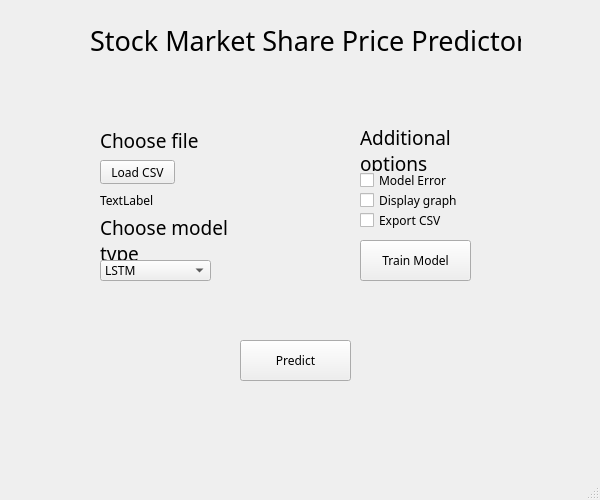
This is untitled.ui in 21Tomi-polsl/ProjectPK4 as Qt 5 draws it before an edit. The edited form follows.
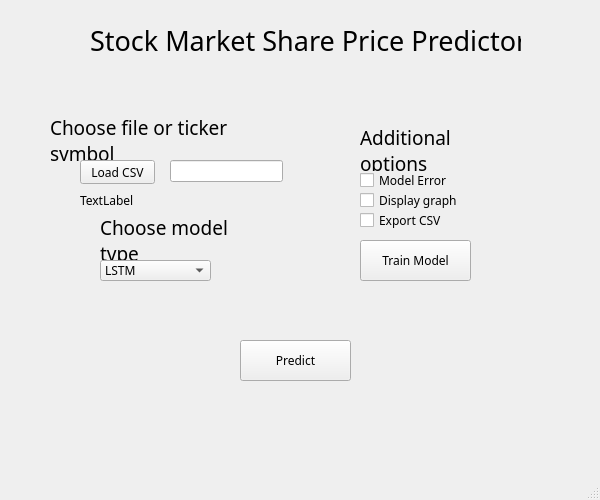
This is the edited form.

Commit message: changed ui, added ticker input, added model class and started developing linear regression model

Diff of the .ui file:
```diff
--- a/untitled.ui
+++ b/untitled.ui
@@ -208,9 +208,9 @@
    <widget class="QLabel" name="fileLabel">
     <property name="geometry">
      <rect>
-      <x>100</x>
+      <x>50</x>
       <y>120</y>
-      <width>101</width>
+      <width>241</width>
       <height>41</height>
      </rect>
     </property>
@@ -224,7 +224,7 @@
      <bool>false</bool>
     </property>
     <property name="text">
-     <string>Choose file </string>
+     <string>Choose file or ticker symbol</string>
     </property>
     <property name="scaledContents">
      <bool>true</bool>
@@ -236,7 +236,7 @@
    <widget class="QPushButton" name="loadCSV">
     <property name="geometry">
      <rect>
-      <x>100</x>
+      <x>80</x>
       <y>160</y>
       <width>75</width>
       <height>24</height>
@@ -252,7 +252,7 @@
    <widget class="QLabel" name="fileName">
     <property name="geometry">
      <rect>
-      <x>100</x>
+      <x>80</x>
       <y>190</y>
       <width>71</width>
       <height>20</height>
@@ -262,6 +262,22 @@
      <string>TextLabel</string>
     </property>
    </widget>
+   <widget class="QLineEdit" name="tickerEdit">
+    <property name="geometry">
+     <rect>
+      <x>170</x>
+      <y>160</y>
+      <width>113</width>
+      <height>22</height>
+     </rect>
+    </property>
+    <property name="maxLength">
+     <number>5</number>
+    </property>
+    <property name="clearButtonEnabled">
+     <bool>false</bool>
+    </property>
+   </widget>
   </widget>
   <widget class="QMenuBar" name="menubar">
    <property name="geometry">
```
Left out of the diff: 2 changed lines with no effect on the pictures. The commit also changes 3 other files.
